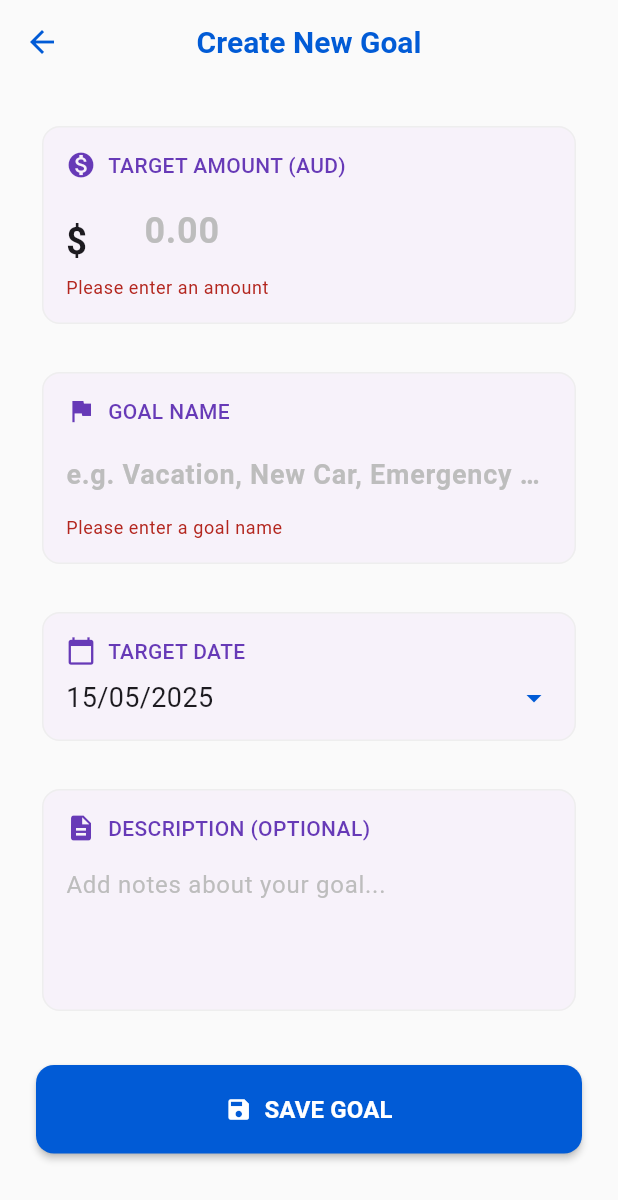
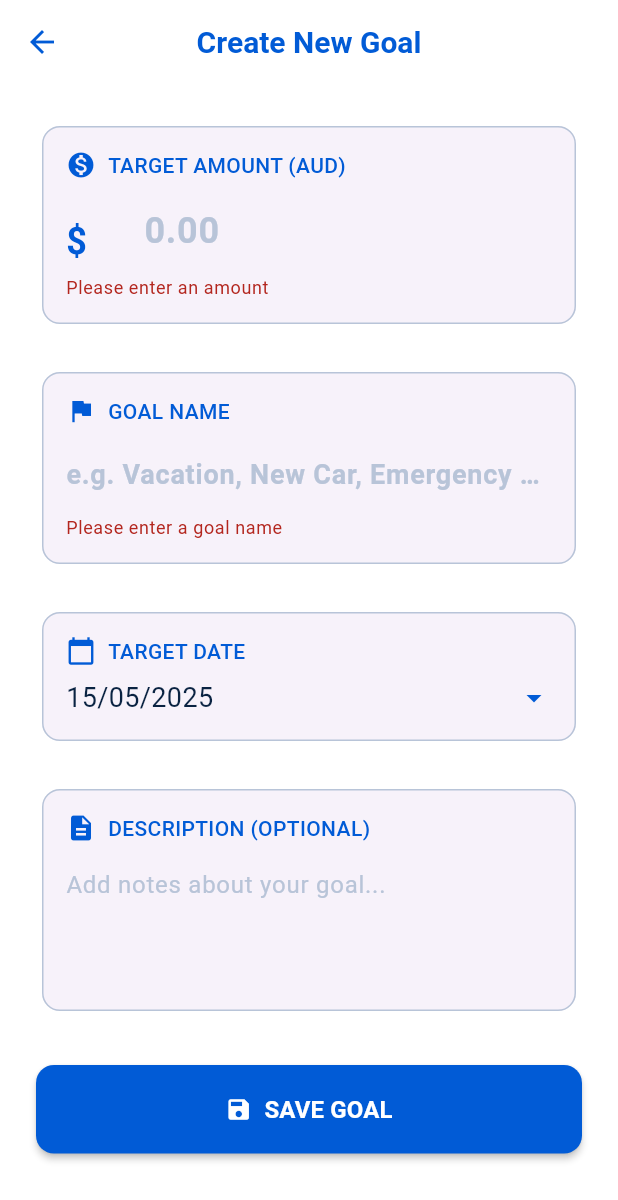
Before and after one commit to ngohainnam/Finney-Financial-Management-App, a Flutter app: the AddEditGoalPage screen opened directly, after a tap on "SAVE GOAL", on a phone screen of 412 x 824 dp. Shown: the top 1200 px of the screen. Run offline on Flutter 3.47's test engine with Material 3 defaults, Android fonts, the phone set to English and light mode, and no system bars; our stand-ins replace cloud_firestore, dash_chat_2, firebase_auth, firebase_core, fl_chart, flutter_gemini and 7 more; accounts and stored records are empty; generated files the repository leaves out were written again; Roboto replaces fonts that are missing (Poppins).

Commit message:
Fix add_edit_goal pg

```diff
--- a/lib/pages/3-dashboard/transaction/add_saving/add_edit_goal_page.dart
+++ b/lib/pages/3-dashboard/transaction/add_saving/add_edit_goal_page.dart
@@ -2,6 +2,7 @@ import 'package:flutter/material.dart';
 import 'package:intl/intl.dart';
 import 'package:cloud_firestore/cloud_firestore.dart';
 import 'package:finney/pages/3-dashboard/models/saving_goal_model.dart';
+import 'package:finney/assets/theme/app_color.dart'; // Make sure to import your AppColors
 
 class AddEditGoalPage extends StatefulWidget {
   final SavingGoal? existingGoal;
@@ -135,15 +136,19 @@ class _AddEditGoalPageState extends State<AddEditGoalPage> {
           style: TextStyle(
             fontSize: 20,
             fontWeight: FontWeight.bold,
-            color: Theme.of(context).primaryColor,
+            color: AppColors.primary, // Changed to AppColors.primary
           ),
         ),
         centerTitle: true,
         elevation: 0,
-        backgroundColor: Colors.grey[50],
-        iconTheme: IconThemeData(color: Theme.of(context).primaryColor),
+        backgroundColor:
+            AppColors.lightBackground, // Changed to AppColors.lightBackground
+        iconTheme: IconThemeData(
+          color: AppColors.primary,
+        ), // Changed to AppColors.primary
       ),
-      backgroundColor: Colors.grey[50],
+      backgroundColor:
+          AppColors.lightBackground, // Changed to AppColors.lightBackground
       body: SingleChildScrollView(
         padding: const EdgeInsets.all(24),
         child: Form(
@@ -156,7 +161,9 @@ class _AddEditGoalPageState extends State<AddEditGoalPage> {
                 elevation: 0,
                 shape: RoundedRectangleBorder(
                   borderRadius: BorderRadius.circular(12),
-                  side: BorderSide(color: Colors.grey[200]!),
+                  side: BorderSide(
+                    color: AppColors.gray,
+                  ), // Changed to AppColors.gray
                 ),
                 child: Padding(
                   padding: const EdgeInsets.all(16),
@@ -167,7 +174,9 @@ class _AddEditGoalPageState extends State<AddEditGoalPage> {
                         children: [
                           Icon(
                             Icons.monetization_on,
-                            color: Colors.deepPurple,
+                            color:
+                                AppColors
+                                    .primary, // Changed to AppColors.primary
                             size: 20,
                           ),
                           const SizedBox(width: 8),
@@ -175,7 +184,9 @@ class _AddEditGoalPageState extends State<AddEditGoalPage> {
                             'TARGET AMOUNT (AUD)',
                             style: TextStyle(
                               fontSize: 14,
-                              color: Colors.deepPurple,
+                              color:
+                                  AppColors
+                                      .primary, // Changed to AppColors.primary
                               fontWeight: FontWeight.w500,
                             ),
                           ),
@@ -188,11 +199,14 @@ class _AddEditGoalPageState extends State<AddEditGoalPage> {
                         decoration: InputDecoration(
                           prefixIcon: Padding(
                             padding: const EdgeInsets.only(top: 15),
-                            child: const Text(
+                            child: Text(
                               '\$ ',
                               style: TextStyle(
                                 fontSize: 24,
                                 fontWeight: FontWeight.bold,
+                                color:
+                                    AppColors
+                                        .primary, // Changed to AppColors.primary
                               ),
                             ),
                           ),
@@ -201,19 +215,26 @@ class _AddEditGoalPageState extends State<AddEditGoalPage> {
                           hintStyle: TextStyle(
                             fontSize: 24,
                             fontWeight: FontWeight.bold,
-                            color: Colors.grey[400],
+                            color: AppColors.gray, // Changed to AppColors.gray
                           ),
                         ),
-                        style: const TextStyle(
+                        style: TextStyle(
                           fontSize: 24,
                           fontWeight: FontWeight.bold,
+                          color:
+                              AppColors
+                                  .darkBlue, // Changed to AppColors.darkBlue
                         ),
                         validator: (value) {
                           if (value == null || value.isEmpty) {
                             return 'Please enter an amount';
                           }
-                          if (double.tryParse(value) == null) {
+                          final amount = double.tryParse(value);
+                          if (amount == null) {
                             return 'Please enter a valid number';
+                          }
+                          if (amount <= 0) {
+                            return 'Please enter a positive amount';
                           }
                           return null;
                         },
@@ -229,7 +250,9 @@ class _AddEditGoalPageState extends State<AddEditGoalPage> {
                 elevation: 0,
                 shape: RoundedRectangleBorder(
                   borderRadius: BorderRadius.circular(12),
-                  side: BorderSide(color: Colors.grey[200]!),
+                  side: BorderSide(
+                    color: AppColors.gray,
+                  ), // Changed to AppColors.gray
                 ),
                 child: Padding(
                   padding: const EdgeInsets.all(16),
@@ -238,13 +261,21 @@ class _AddEditGoalPageState extends State<AddEditGoalPage> {
                     children: [
                       Row(
                         children: [
-                          Icon(Icons.flag, color: Colors.deepPurple, size: 20),
+                          Icon(
+                            Icons.flag,
+                            color:
+                                AppColors
+                                    .primary, // Changed to AppColors.primary
+                            size: 20,
+                          ),
                           const SizedBox(width: 8),
                           Text(
                             'GOAL NAME',
                             style: TextStyle(
                               fontSize: 14,
-                              color: Colors.deepPurple,
+                              color:
+                                  AppColors
+                                      .primary, // Changed to AppColors.primary
                               fontWeight: FontWeight.w500,
                             ),
                           ),
@@ -256,11 +287,16 @@ class _AddEditGoalPageState extends State<AddEditGoalPage> {
                         decoration: InputDecoration(
                           border: InputBorder.none,
                           hintText: 'e.g. Vacation, New Car, Emergency Fund',
-                          hintStyle: TextStyle(color: Colors.grey[400]),
+                          hintStyle: TextStyle(
+                            color: AppColors.gray,
+                          ), // Changed to AppColors.gray
                         ),
-                        style: const TextStyle(
+                        style: TextStyle(
                           fontSize: 18,
                           fontWeight: FontWeight.w600,
+                          color:
+                              AppColors
+                                  .darkBlue, // Changed to AppColors.darkBlue
                         ),
                         validator:
                             (value) =>
@@ -279,7 +315,9 @@ class _AddEditGoalPageState extends State<AddEditGoalPage> {
                 elevation: 0,
                 shape: RoundedRectangleBorder(
                   borderRadius: BorderRadius.circular(12),
-                  side: BorderSide(color: Colors.grey[200]!),
+                  side: BorderSide(
+                    color: AppColors.gray,
+                  ), // Changed to AppColors.gray
                 ),
                 child: Padding(
                   padding: const EdgeInsets.all(16),
@@ -290,7 +328,9 @@ class _AddEditGoalPageState extends State<AddEditGoalPage> {
                         children: [
                           Icon(
                             Icons.calendar_today,
-                            color: Colors.deepPurple,
+                            color:
+                                AppColors
+                                    .primary, // Changed to AppColors.primary
                             size: 20,
                           ),
                           const SizedBox(width: 8),
@@ -298,7 +338,9 @@ class _AddEditGoalPageState extends State<AddEditGoalPage> {
                             'TARGET DATE',
                             style: TextStyle(
                               fontSize: 14,
-                              color: Colors.deepPurple,
+                              color:
+                                  AppColors
+                                      .primary, // Changed to AppColors.primary
                               fontWeight: FontWeight.w500,
                             ),
                           ),
@@ -312,11 +354,18 @@ class _AddEditGoalPageState extends State<AddEditGoalPage> {
                           children: [
                             Text(
                               DateFormat('dd/MM/yyyy').format(_selectedDate),
-                              style: const TextStyle(fontSize: 18),
+                              style: TextStyle(
+                                fontSize: 18,
+                                color:
+                                    AppColors
+                                        .darkBlue, // Changed to AppColors.darkBlue
+                              ),
                             ),
                             Icon(
                               Icons.arrow_drop_down,
-                              color: Theme.of(context).primaryColor,
+                              color:
+                                  AppColors
+                                      .primary, // Changed to AppColors.primary
                             ),
                           ],
                         ),
@@ -332,7 +381,9 @@ class _AddEditGoalPageState extends State<AddEditGoalPage> {
                 elevation: 0,
                 shape: RoundedRectangleBorder(
                   borderRadius: BorderRadius.circular(12),
-                  side: BorderSide(color: Colors.grey[200]!),
+                  side: BorderSide(
+                    color: AppColors.gray,
+                  ), // Changed to AppColors.gray
                 ),
                 child: Padding(
                   padding: const EdgeInsets.all(16),
@@ -343,7 +394,9 @@ class _AddEditGoalPageState extends State<AddEditGoalPage> {
                         children: [
                           Icon(
                             Icons.description,
-                            color: Colors.deepPurple,
+                            color:
+                                AppColors
+                                    .primary, // Changed to AppColors.primary
                             size: 20,
                           ),
                           const SizedBox(width: 8),
@@ -351,7 +404,9 @@ class _AddEditGoalPageState extends State<AddEditGoalPage> {
                             'DESCRIPTION (OPTIONAL)',
                             style: TextStyle(
                               fontSize: 14,
-                              color: Colors.deepPurple,
+                              color:
+                                  AppColors
+                                      .primary, // Changed to AppColors.primary
                               fontWeight: FontWeight.w500,
                             ),
                           ),
@@ -364,7 +419,14 @@ class _AddEditGoalPageState extends State<AddEditGoalPage> {
                         decoration: InputDecoration(
                           border: InputBorder.none,
                           hintText: 'Add notes about your goal...',
-                          hintStyle: TextStyle(color: Colors.grey[400]),
+                          hintStyle: TextStyle(
+                            color: AppColors.gray,
+                          ), // Changed to AppColors.gray
+                        ),
+                        style: TextStyle(
+                          color:
+                              AppColors
+                                  .darkBlue, // Changed to AppColors.darkBlue
                         ),
                       ),
                     ],
@@ -379,7 +441,8 @@ class _AddEditGoalPageState extends State<AddEditGoalPage> {
                 child: ElevatedButton(
                   onPressed: _saveGoal,
                   style: ElevatedButton.styleFrom(
-                    backgroundColor: Theme.of(context).primaryColor,
+                    backgroundColor:
+                        AppColors.primary, // Changed to AppColors.primary
                     padding: const EdgeInsets.symmetric(vertical: 18),
                     shape: RoundedRectangleBorder(
                       borderRadius: BorderRadius.circular(12),
```
